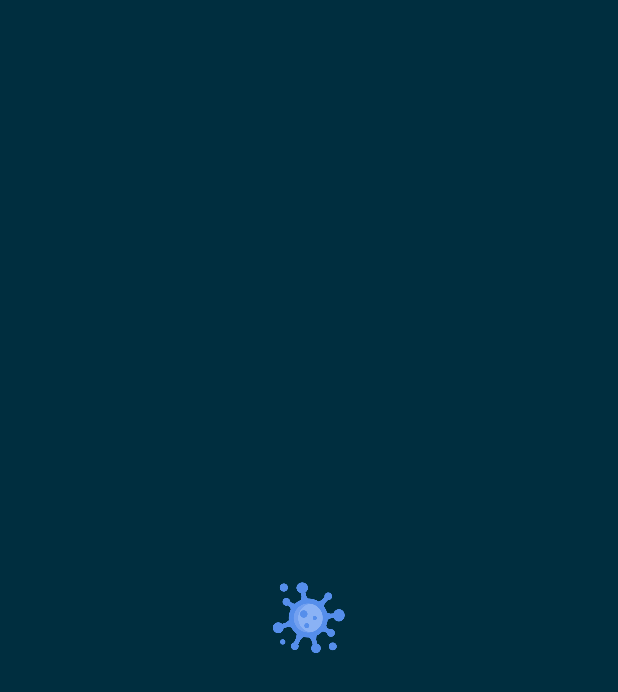
After one commit to chathurabuddi/covid19-sl, an Android app: the SplashActivity screen opened directly, with no data from a screen before it, on a phone screen of 412 x 824 dp. The commit adds this screen. Shown: the top 692 px of the screen. Run offline under Robolectric (Android 15) with nearby library versions, the phone set to English and light mode, and no system bars; 1 statement that could not run was skipped.

Commit message:
splash screen added

```diff
--- a/app/src/main/AndroidManifest.xml
+++ b/app/src/main/AndroidManifest.xml
@@ -9,12 +9,16 @@
         android:roundIcon="@mipmap/ic_launcher"
         android:supportsRtl="true"
         android:theme="@style/AppTheme">
-        <activity android:name=".MainActivity">
+        <activity
+            android:name=".SplashActivity"
+            android:theme="@style/SplashTheme"
+            android:noHistory="true">
             <intent-filter>
                 <action android:name="android.intent.action.MAIN" />
                 <category android:name="android.intent.category.LAUNCHER" />
             </intent-filter>
         </activity>
+        <activity android:name=".MainActivity"/>
     </application>
 
 </manifest>
--- /dev/null
+++ b/app/src/main/java/lk/chathurabuddi/dashboard/corona/SplashActivity.java
@@ -0,0 +1,17 @@
+package lk.chathurabuddi.dashboard.corona;
+
+import androidx.appcompat.app.AppCompatActivity;
+
+import android.content.Intent;
+import android.os.Bundle;
+
+public class SplashActivity extends AppCompatActivity {
+
+    @Override
+    protected void onCreate(Bundle savedInstanceState) {
+        super.onCreate(savedInstanceState);
+        setContentView(R.layout.activity_splash);
+        startActivity(new Intent(this, MainActivity.class));
+        finish();
+    }
+}
--- /dev/null
+++ b/app/src/main/res/drawable/background_splash.xml
@@ -0,0 +1,6 @@
+<layer-list xmlns:android="http://schemas.android.com/apk/res/android">
+    <item android:drawable="@color/midnightBlue"/>
+    <item>
+        <bitmap android:gravity="center" android:src="@mipmap/ic_launcher"/>
+    </item>
+</layer-list>
--- /dev/null
+++ b/app/src/main/res/layout/activity_splash.xml
@@ -0,0 +1,9 @@
+<?xml version="1.0" encoding="utf-8"?>
+<androidx.constraintlayout.widget.ConstraintLayout xmlns:android="http://schemas.android.com/apk/res/android"
+    xmlns:app="http://schemas.android.com/apk/res-auto"
+    xmlns:tools="http://schemas.android.com/tools"
+    android:layout_width="match_parent"
+    android:layout_height="match_parent"
+    tools:context=".SplashActivity">
+
+</androidx.constraintlayout.widget.ConstraintLayout>
--- a/app/src/main/res/values/styles.xml
+++ b/app/src/main/res/values/styles.xml
@@ -1,4 +1,5 @@
 <resources>
+
     <style name="AppTheme" parent="Theme.AppCompat.Light.NoActionBar">
         <item name="colorPrimary">@color/midnightBlue</item>
         <item name="colorPrimaryDark">@color/midnightBlue</item>
@@ -7,8 +8,10 @@
         <item name="android:windowBackground">@color/midnightBlue</item>
         <item name="android:navigationBarColor">@color/midnightBlue</item>
         <item name="android:textColorPrimary">@color/pureWhite</item>
+    </style>
 
-        <!--item name="fontFamily">@font/montserrat</item-->
+    <style name="SplashTheme" parent="AppTheme">
+        <item name="android:windowBackground">@drawable/background_splash</item>
     </style>
 
     <style name="nav_drawer_menu_item">
```
